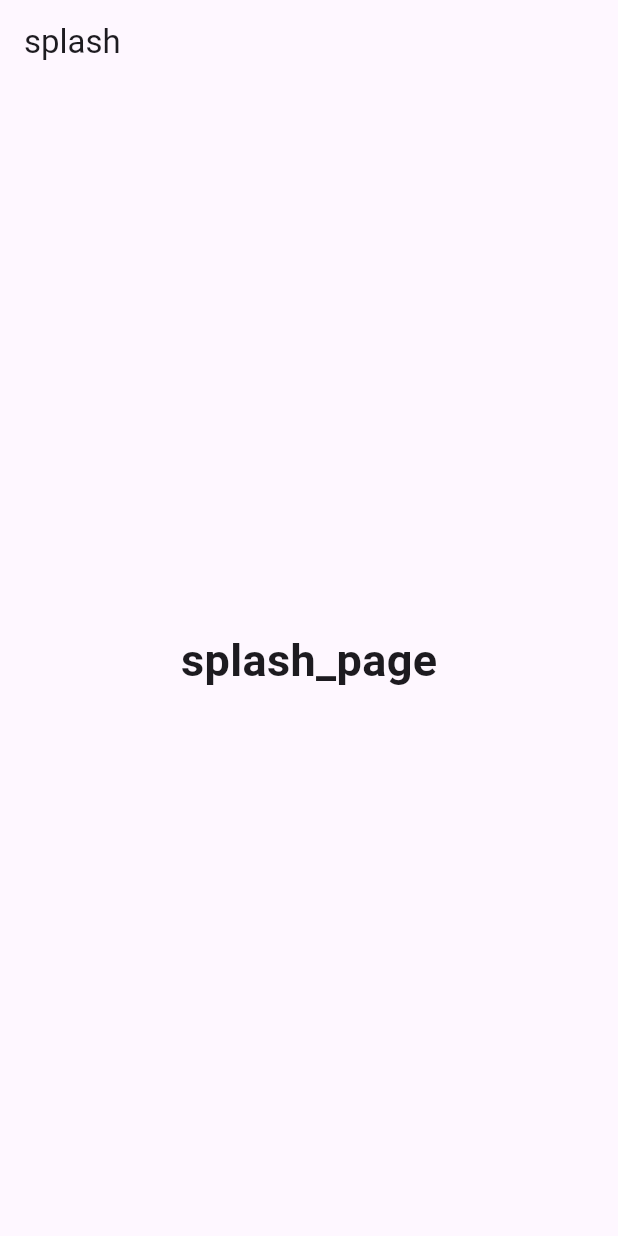
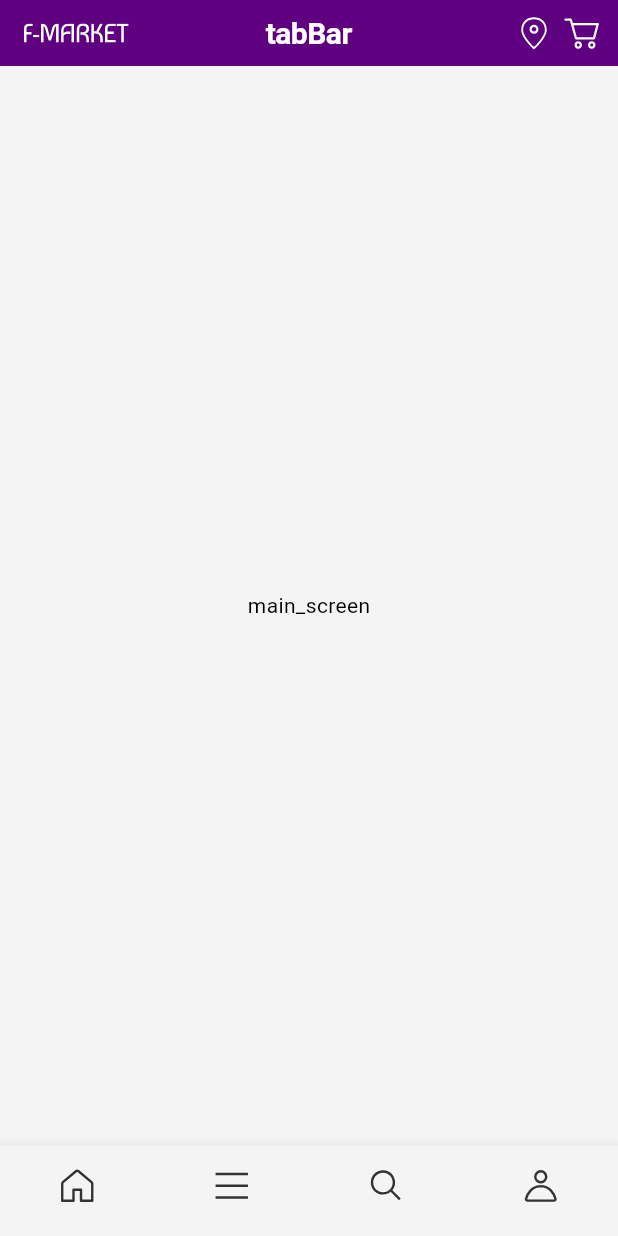
Before and after one commit to jmbaik/fc_ecommerce_app_v1, a Flutter app: the screen it shows after launch, on a phone screen of 412 x 824 dp. Run offline on Flutter 3.47's test engine with Material 3 defaults, Android fonts, the phone set to English and light mode, and no system bars; our stand-ins replace flutter_svg, go_router; Roboto replaces fonts that are missing (Pretendard).

Commit message:
app bar 개발

```diff
--- /dev/null
+++ b/lib/core/theme/constant/app_icons.dart
@@ -0,0 +1,39 @@
+class AppIcons {
+  static const String mainLogo = 'assets/svg/main_logo.svg';
+  static const String location = 'assets/svg/icon-location.svg';
+  static const String cart = 'assets/svg/icon-cart.svg';
+  static const String chat = 'assets/svg/icon-chat.svg';
+  static const String checkMark = 'assets/svg/checkmark.svg';
+  static const String chevronRight = 'assets/svg/icon-chevron_right.svg';
+  static const String close = 'assets/svg/icon-close.svg';
+  static const String closeCircleFill = 'assets/svg/icon-close_alt_fill.svg';
+  static const String add = 'assets/svg/icon-add.svg';
+  static const String subtract = 'assets/svg/icon-subtract.svg';
+  static const String checkMarkCircle = 'assets/svg/icon-checkmark_circle.svg';
+  static const String checkMarkCircleFill =
+      'assets/svg/icon-checkmark_circle_fill.svg';
+  static const String chatKakaotalk = 'assets/svg/icon-kakaotalk_simple.svg';
+
+  static const String navHome = 'assets/svg/nav-home.svg';
+  static const String navHomeOn = 'assets/svg/nav-home_on.svg';
+
+  static const String navCategory = 'assets/svg/nav-category.svg';
+  static const String navCategoryOn = 'assets/svg/nav-category_on.svg';
+
+  static const String navSearch = 'assets/svg/nav-search.svg';
+  static const String navSearchOn = 'assets/svg/nav-search_on.svg';
+
+  static const String navUser = 'assets/svg/nav-user.svg';
+  static const String navUserOn = 'assets/svg/nav-user_on.svg';
+
+  //icon
+  static const String blog = 'assets/icon/ico_blog.png';
+  static const String fb = 'assets/icon/ico_fb.png';
+  static const String instagram = 'assets/icon/ico_instagram.png';
+  static const String naverpost = 'assets/icon/ico_naverpost.png';
+  static const String youtube = 'assets/icon/ico_youtube.png';
+
+  //image
+  static const String kakaoLogin = 'assets/image/kakao_login_btn.png';
+  static const String badge = 'assets/image/badge.png';
+}
--- /dev/null
+++ b/lib/core/theme/custom/custom_theme.dart
@@ -0,0 +1,145 @@
+import 'package:flutter/material.dart';
+
+import '../constant/app_colors.dart';
+import 'custom_font_weight.dart';
+
+class CustomTheme {
+  /// Typography
+  static final textTheme = TextTheme(
+    displayLarge: TextStyle(
+      color: AppColors.black,
+      fontSize: 57,
+      fontWeight: CustomFontWeight.regular,
+      height: 68 / 57,
+    ),
+    displayMedium: TextStyle(
+      color: AppColors.black,
+      fontSize: 45,
+      fontWeight: CustomFontWeight.regular,
+      height: 54 / 45,
+    ),
+    displaySmall: TextStyle(
+      color: AppColors.black,
+      fontSize: 36,
+      fontWeight: CustomFontWeight.regular,
+      letterSpacing: -0.35,
+      height: 45 / 36,
+    ),
+    headlineLarge: TextStyle(
+      color: AppColors.black,
+      fontSize: 32,
+      fontWeight: CustomFontWeight.semiBold,
+      height: 40 / 32,
+    ),
+    headlineMedium: TextStyle(
+      color: AppColors.black,
+      fontSize: 22,
+      fontWeight: CustomFontWeight.semiBold,
+      height: 28 / 22,
+    ),
+    headlineSmall: TextStyle(
+      color: AppColors.black,
+      fontSize: 20,
+      fontWeight: CustomFontWeight.regular,
+      letterSpacing: -0.35,
+      height: 25 / 20,
+    ),
+    titleLarge: TextStyle(
+      color: AppColors.black,
+      fontSize: 18,
+      fontWeight: CustomFontWeight.regular,
+      letterSpacing: -0.35,
+      height: 23 / 18,
+    ),
+    titleMedium: TextStyle(
+      color: AppColors.black,
+      fontSize: 16,
+      fontWeight: CustomFontWeight.regular,
+      letterSpacing: 0.1,
+      height: 20 / 16,
+    ),
+    titleSmall: TextStyle(
+      color: AppColors.black,
+      fontSize: 14,
+      fontWeight: CustomFontWeight.regular,
+      letterSpacing: 0.12,
+      height: 18 / 14,
+    ),
+    bodyLarge: TextStyle(
+      color: AppColors.black,
+      fontSize: 16,
+      fontWeight: CustomFontWeight.regular,
+      letterSpacing: 0.5,
+      height: 24 / 16,
+    ),
+    bodyMedium: TextStyle(
+      color: AppColors.black,
+      fontSize: 14,
+      fontWeight: CustomFontWeight.regular,
+      letterSpacing: 0.25,
+      height: 21 / 14,
+    ),
+    bodySmall: TextStyle(
+      color: AppColors.black,
+      fontSize: 12,
+      fontWeight: CustomFontWeight.regular,
+      letterSpacing: 0.4,
+      height: 18 / 12,
+    ),
+    labelLarge: TextStyle(
+      color: AppColors.black,
+      fontSize: 13,
+      fontWeight: CustomFontWeight.regular,
+      letterSpacing: 0.5,
+      height: 16 / 13,
+    ),
+    labelMedium: TextStyle(
+      color: AppColors.black,
+      fontSize: 12,
+      fontWeight: CustomFontWeight.regular,
+      letterSpacing: 0.25,
+      height: 15 / 12,
+    ),
+    labelSmall: TextStyle(
+      color: AppColors.black,
+      fontSize: 11,
+      fontWeight: CustomFontWeight.regular,
+      height: 15 / 11,
+    ),
+  );
+
+  /// color_scheme
+  static final colorScheme = ColorScheme(
+    brightness: Brightness.light,
+    primary: AppColors.primary,
+    onPrimary: AppColors.onPrimary,
+    primaryContainer: AppColors.primaryContainer,
+    secondary: AppColors.secondary,
+    onSecondary: AppColors.onSecondary,
+    error: AppColors.error,
+    onError: AppColors.onError,
+    background: AppColors.background,
+    onBackground: AppColors.onBackground,
+    surface: AppColors.surface,
+    onSurface: AppColors.onSurface,
+    surfaceVariant: AppColors.surfaceVariant,
+    onSurfaceVariant: AppColors.onSurfaceVariant,
+    outline: AppColors.outline,
+    shadow: AppColors.shadow,
+    inverseSurface: AppColors.inverseSurface,
+    onInverseSurface: AppColors.onInverseSurface,
+    inversePrimary: AppColors.inversePrimary,
+  );
+}
+
+extension ColorSchemeEx on ColorScheme {
+  Color get positive => AppColors.positive;
+
+  Color get contentPrimary => AppColors.contentPrimary;
+
+  Color get contentSecondary => AppColors.contentSecondary;
+
+  Color get contentTertiary => AppColors.contentTertiary;
+
+  Color get contentFourth => AppColors.contentFourth;
+}
--- /dev/null
+++ b/lib/core/theme/theme_data.dart
@@ -0,0 +1,12 @@
+import 'package:flutter/material.dart';
+
+import 'custom/custom_theme.dart';
+
+class CustomThemeData {
+  static ThemeData get themeData => ThemeData(
+        useMaterial3: true,
+        colorScheme: CustomTheme.colorScheme,
+        fontFamily: 'Pretendard',
+        textTheme: CustomTheme.textTheme,
+      );
+}
--- a/lib/main.dart
+++ b/lib/main.dart
@@ -1,5 +1,6 @@
 import 'package:flutter/material.dart';
 
+import 'core/theme/theme_data.dart';
 import 'presentation/routes/routes.dart';
 
 void main() {
@@ -13,6 +14,7 @@ class MainApp extends StatelessWidget {
   Widget build(BuildContext context) {
     return MaterialApp.router(
       routerConfig: router,
+      theme: CustomThemeData.themeData,
     );
   }
 }
--- /dev/null
+++ b/lib/presentation/pages/main/main_screen.dart
@@ -0,0 +1,84 @@
+import 'package:flutter/material.dart';
+import 'package:flutter_svg/flutter_svg.dart';
+
+import '../../../core/theme/constant/app_icons.dart';
+
+class MainScreen extends StatelessWidget {
+  const MainScreen({super.key});
+
+  @override
+  Widget build(BuildContext context) {
+    return Scaffold(
+      appBar: PreferredSize(
+        preferredSize: Size.fromHeight(44),
+        child: Container(
+          color: Theme.of(context).colorScheme.primary,
+          padding: EdgeInsets.symmetric(vertical: 6, horizontal: 8),
+          child: AppBar(
+            backgroundColor: Colors.transparent,
+            leadingWidth: 86,
+            leading: Padding(
+              padding: const EdgeInsets.all(8.0),
+              child: SvgPicture.asset(AppIcons.mainLogo),
+            ),
+            centerTitle: true,
+            title: Text(
+              'tabBar',
+              style: TextStyle(
+                fontWeight: FontWeight.bold,
+                fontSize: 20,
+                color: Colors.white,
+              ),
+            ),
+            actions: [
+              Padding(
+                padding: const EdgeInsets.all(4.0),
+                child: SvgPicture.asset(
+                  AppIcons.location,
+                  colorFilter: ColorFilter.mode(
+                      Theme.of(context).colorScheme.background,
+                      BlendMode.srcIn),
+                ),
+              ),
+              Padding(
+                padding: const EdgeInsets.all(4.0),
+                child: SvgPicture.asset(
+                  AppIcons.cart,
+                  colorFilter: ColorFilter.mode(
+                      Theme.of(context).colorScheme.background,
+                      BlendMode.srcIn),
+                ),
+              )
+            ],
+          ),
+        ),
+      ),
+      body: Center(
+        child: Text('main_screen'),
+      ),
+      bottomNavigationBar: BottomNavigationBar(
+        showSelectedLabels: false,
+        showUnselectedLabels: false,
+        type: BottomNavigationBarType.fixed,
+        items: [
+          BottomNavigationBarItem(
+            icon: SvgPicture.asset(AppIcons.navHome),
+            label: 'home',
+          ),
+          BottomNavigationBarItem(
+            icon: SvgPicture.asset(AppIcons.navCategory),
+            label: 'category',
+          ),
+          BottomNavigationBarItem(
+            icon: SvgPicture.asset(AppIcons.navSearch),
+            label: 'search',
+          ),
+          BottomNavigationBarItem(
+            icon: SvgPicture.asset(AppIcons.navUser),
+            label: 'user',
+          ),
+        ],
+      ),
+    );
+  }
+}
--- a/lib/presentation/pages/splash/splash_page.dart
+++ b/lib/presentation/pages/splash/splash_page.dart
@@ -1,19 +1,37 @@
+import 'dart:async';
+
 import 'package:flutter/material.dart';
+import 'package:flutter_svg/flutter_svg.dart';
+import 'package:go_router/go_router.dart';
 
-class SplashPage extends StatelessWidget {
+import '../../../core/theme/constant/app_icons.dart';
+import '../../routes/route_path.dart';
+
+//TODO 로그인 bloc
+class SplashPage extends StatefulWidget {
   const SplashPage({super.key});
+
+  @override
+  State<SplashPage> createState() => _SplashPageState();
+}
+
+class _SplashPageState extends State<SplashPage> {
+  @override
+  void initState() {
+    super.initState();
+    Timer(
+      Duration(seconds: 2),
+      () => context.go(RoutePath.main),
+    );
+  }
 
   @override
   Widget build(BuildContext context) {
     return Scaffold(
-      appBar: AppBar(
-        title: Text('splash'),
-      ),
+      //TODO 하드 코딩 된 값 변경할 것
+      backgroundColor: Theme.of(context).colorScheme.primary,
       body: Center(
-        child: Text(
-          'splash_page',
-          style: TextStyle(fontSize: 30, fontWeight: FontWeight.bold),
-        ),
+        child: SvgPicture.asset(AppIcons.mainLogo),
       ),
     );
   }
--- a/lib/presentation/routes/route_path.dart
+++ b/lib/presentation/routes/route_path.dart
@@ -1,4 +1,4 @@
 class RoutePath {
-  static const String home = '/home';
+  static const String main = '/';
   static const String splash = '/splash';
 }
--- a/lib/presentation/routes/routes.dart
+++ b/lib/presentation/routes/routes.dart
@@ -1,6 +1,6 @@
 import 'package:go_router/go_router.dart';
 
-import '../pages/home/home_page.dart';
+import '../pages/main/main_screen.dart';
 import '../pages/splash/splash_page.dart';
 import 'route_path.dart';
 
@@ -12,9 +12,9 @@ final GoRouter router = GoRouter(
       builder: (context, state) => const SplashPage(),
     ),
     GoRoute(
-      path: RoutePath.home,
-      name: 'home',
-      builder: (context, state) => const HomePage(),
+      path: RoutePath.main,
+      name: 'main',
+      builder: (context, state) => const MainScreen(),
     ),
   ],
   initialLocation: '/splash',
--- a/pubspec.yaml
+++ b/pubspec.yaml
@@ -10,6 +10,7 @@ dependencies:
   dart_code_metrics: ^5.7.6
   flutter:
     sdk: flutter
+  flutter_svg: ^2.0.9
   go_router: ^14.2.0
 
 dev_dependencies:
```
Also changed, not shown: lib/core/theme/constant/app_colors.dart (added, +40 -0 lines), lib/core/theme/custom/custom_app_bar.dart (added, +49 -0 lines), lib/core/theme/custom/custom_font_weight.dart (added, +17 -0 lines), pubspec.lock.
